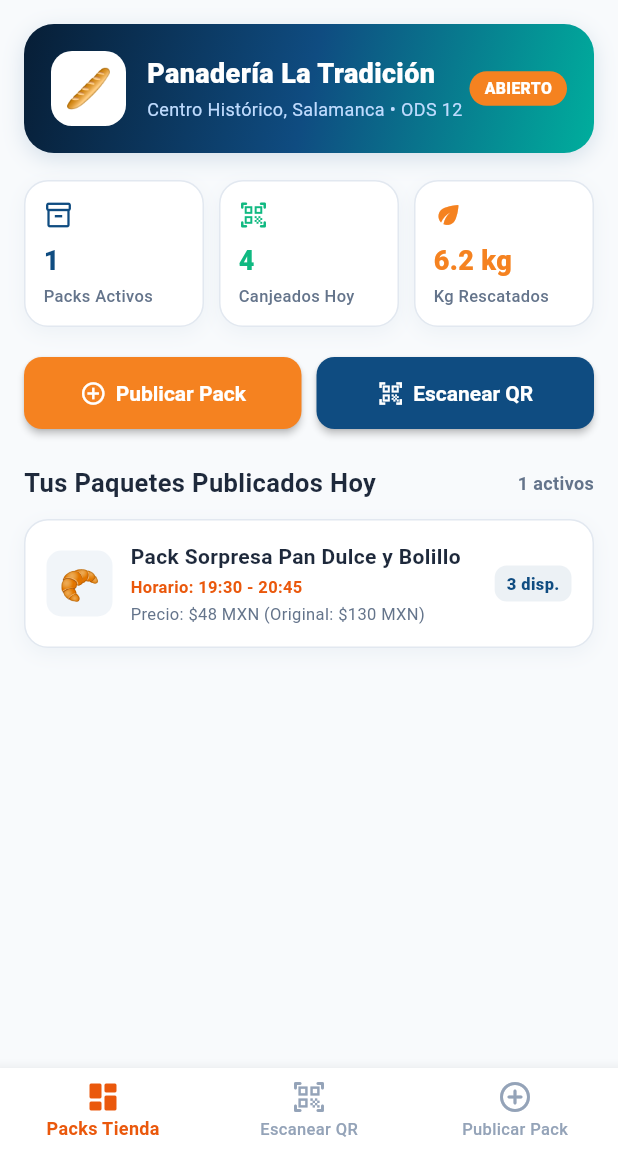
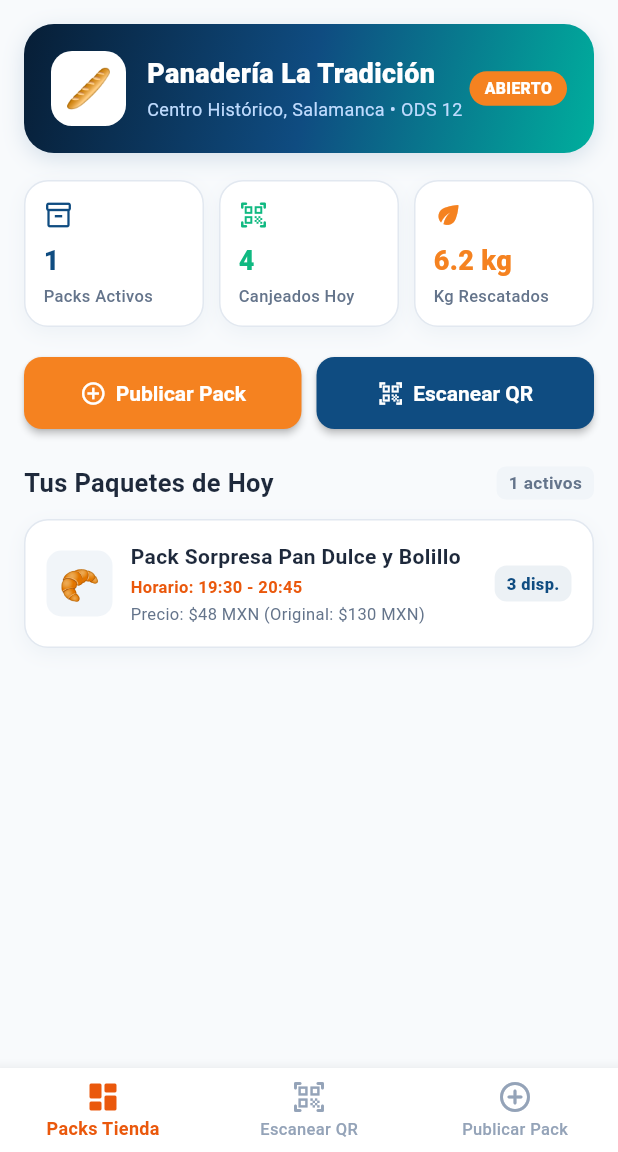
Before and after one commit to Alvaro4060/SaveBite, a Flutter app: the screen it shows after launch, after a tap on "Comercio", after a tap on "Ingresar como Comercio", on a phone screen of 412 x 824 dp, the part 84-1236 px from its top. Run offline on Flutter 3.47's test engine with Material 3 defaults, Android fonts, the phone set to English and light mode, and no system bars; our stand-ins replace supabase_flutter; missing offline and left inert: mobile_scanner; accounts and stored records are empty.

Commit message:
fix(ui): eliminate all remaining horizontal overflows and fix Windows Gradle file locking

```diff
--- a/savebite/lib/presentation/screens/merchant/merchant_dashboard_screen.dart
+++ b/savebite/lib/presentation/screens/merchant/merchant_dashboard_screen.dart
@@ -162,10 +162,25 @@ class MerchantDashboardScreen extends StatelessWidget {
           Row(
             mainAxisAlignment: MainAxisAlignment.spaceBetween,
             children: [
-              const Text('Tus Paquetes Publicados Hoy', style: AppStyles.heading3),
-              Text(
-                '${merchantPackages.length} activos',
-                style: const TextStyle(fontSize: 12, fontWeight: FontWeight.w600, color: AppColors.textSecondary),
+              const Expanded(
+                child: Text(
+                  'Tus Paquetes de Hoy',
+                  style: AppStyles.heading3,
+                  maxLines: 1,
+                  overflow: TextOverflow.ellipsis,
+                ),
+              ),
+              const SizedBox(width: 8),
+              Container(
+                padding: const EdgeInsets.symmetric(horizontal: 8, vertical: 3),
+                decoration: BoxDecoration(
+                  color: AppColors.surfaceMuted,
+                  borderRadius: BorderRadius.circular(6),
+                ),
+                child: Text(
+                  '${merchantPackages.length} activos',
+                  style: const TextStyle(fontSize: 11.5, fontWeight: FontWeight.w700, color: AppColors.textSecondary),
+                ),
               ),
             ],
           ),
```
Also changed, not shown: savebite/lib/presentation/screens/explore/explore_feed_screen.dart (+13 -8 lines), savebite/lib/presentation/screens/package_detail/package_detail_screen.dart (+16 -6 lines), savebite/lib/presentation/screens/qr_voucher/voucher_screen.dart (+13 -9 lines), 2 other files.
